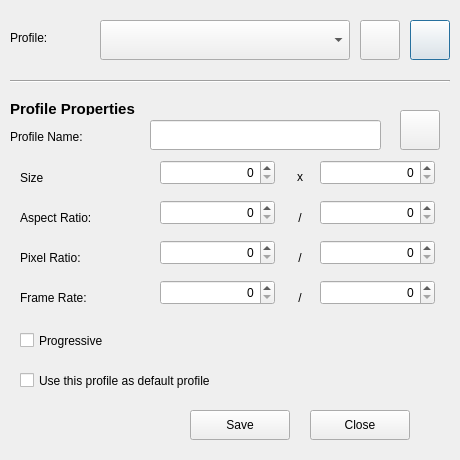
First picture: the form in src/windows/ui/profiles-manager.ui, repository OpenShot/openshot-qt, before the edit.
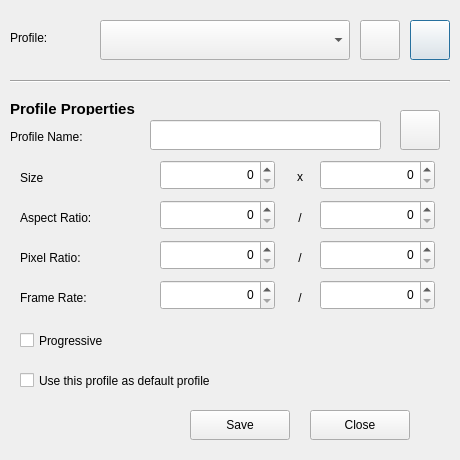
Second picture: the form after the edit. Icons and pictures are not drawn.

Diff of the .ui file:
```diff
--- a/src/windows/ui/profiles-manager.ui
+++ b/src/windows/ui/profiles-manager.ui
@@ -290,7 +290,7 @@
      <x>320</x>
      <y>160</y>
      <width>115</width>
-     <height>25</height>
+     <height>30</height>
     </rect>
    </property>
    <property name="alignment">
@@ -303,7 +303,7 @@
      <x>320</x>
      <y>200</y>
      <width>115</width>
-     <height>25</height>
+     <height>30</height>
     </rect>
    </property>
    <property name="alignment">
@@ -316,7 +316,7 @@
      <x>320</x>
      <y>240</y>
      <width>115</width>
-     <height>25</height>
+     <height>30</height>
     </rect>
    </property>
    <property name="alignment">
@@ -329,7 +329,7 @@
      <x>320</x>
      <y>280</y>
      <width>115</width>
-     <height>25</height>
+     <height>30</height>
     </rect>
    </property>
    <property name="alignment">
@@ -342,7 +342,7 @@
      <x>160</x>
      <y>160</y>
      <width>115</width>
-     <height>25</height>
+     <height>30</height>
     </rect>
    </property>
    <property name="alignment">
@@ -355,7 +355,7 @@
      <x>160</x>
      <y>200</y>
      <width>115</width>
-     <height>25</height>
+     <height>30</height>
     </rect>
    </property>
    <property name="alignment">
@@ -368,7 +368,7 @@
      <x>160</x>
      <y>240</y>
      <width>115</width>
-     <height>25</height>
+     <height>30</height>
     </rect>
    </property>
    <property name="alignment">
@@ -381,7 +381,7 @@
      <x>160</x>
      <y>280</y>
      <width>115</width>
-     <height>25</height>
+     <height>30</height>
     </rect>
    </property>
    <property name="alignment">
```
